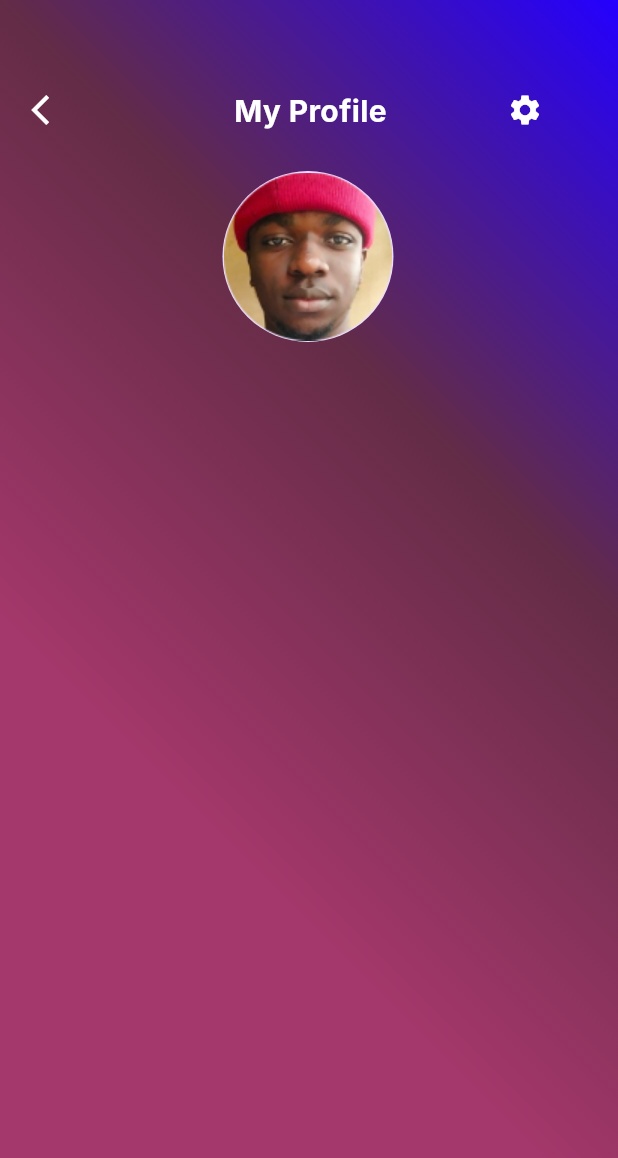
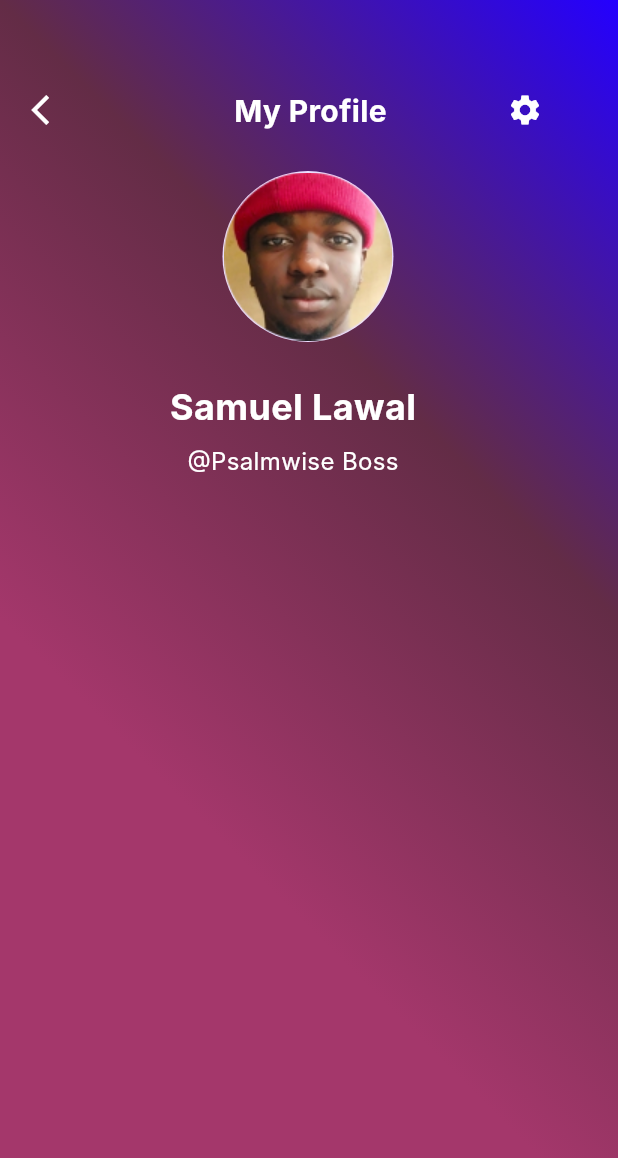
Before and after one commit to codeZe-us/Musika, a Flutter app: the screen it shows after launch, on a phone screen of 412 x 824 dp. Shown: the top 1158 px of the screen. Run offline on Flutter 3.47's test engine with Material 2 defaults, Android fonts, the phone set to English and light mode, and no system bars; Roboto replaces fonts that are missing (Inter).

Commit message:
modified:   musika/lib/src/presentation/screens/profile/profile.dart

```diff
--- a/musika/lib/src/presentation/screens/profile/profile.dart
+++ b/musika/lib/src/presentation/screens/profile/profile.dart
@@ -59,6 +59,33 @@ class _ProfileState extends State<Profile> {
                   AssetManager.good2,
                 ),
               ),
+            ),
+            const SizedBox(height: 26),
+            Padding(
+              padding: EdgeInsets.only(left: 103.width()),
+              child: const Column(
+                children: [
+                  Text(
+                    'Samuel Lawal',
+                    style: TextStyle(
+                      color: Colors.white,
+                      fontSize: 24,
+                      fontFamily: 'Inter',
+                      fontWeight: FontWeight.w700,
+                    ),
+                  ),
+                  SizedBox(height: 8),
+                  Text(
+                    '@Psalmwise Boss',
+                    style: TextStyle(
+                      color: Colors.white,
+                      fontSize: 16,
+                      fontFamily: 'Inter',
+                      fontWeight: FontWeight.w400,
+                    ),
+                  )
+                ],
+              ),
             )
           ],
         ),
```
